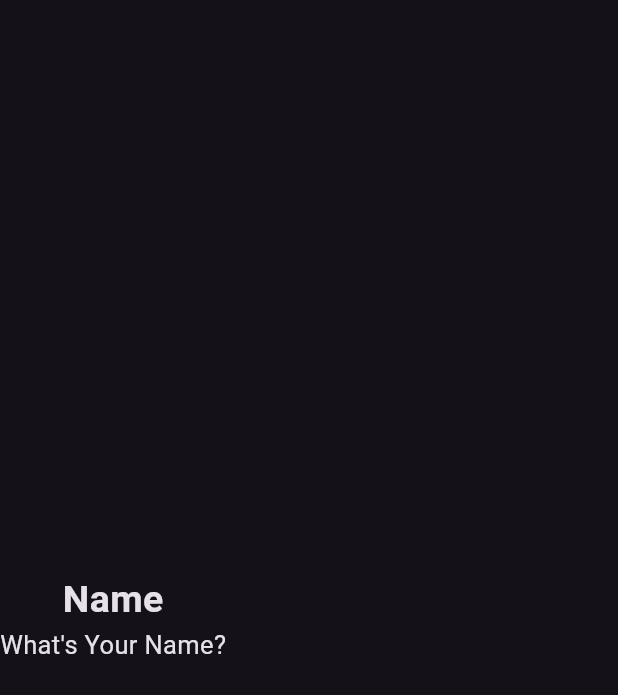
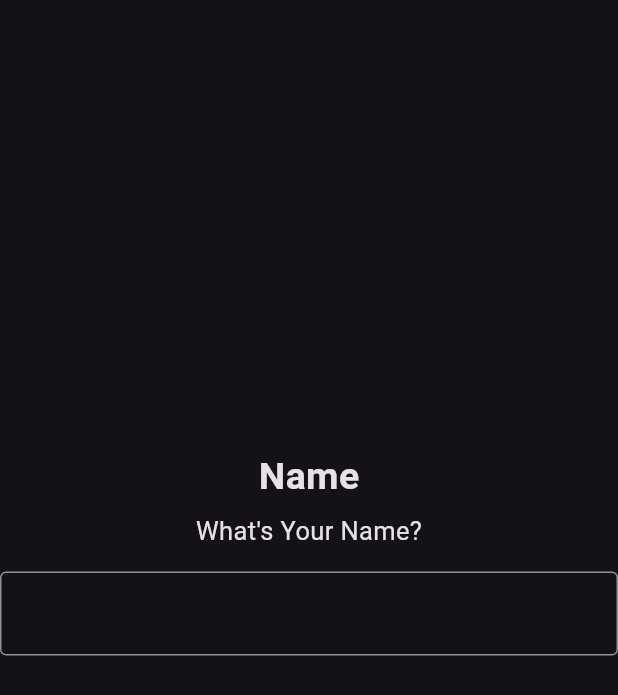
Before and after one commit to hamadadhg/business_card_app, a Flutter app: the screen it shows after launch, on a phone screen of 412 x 824 dp. Shown: the top 695 px of the screen. Run offline on Flutter 3.47's test engine with Material 3 defaults, Android fonts, the phone set to English and light mode, and no system bars.

Commit message:
custom text field widget

```diff
--- a/lib/view/home_view.dart
+++ b/lib/view/home_view.dart
@@ -114,6 +114,7 @@ class _HomeViewState extends State<HomeView> {
   }
 }
 */
+import 'package:business_card_app/widgets/text_widget/custom_text_field_widget.dart';
 import 'package:business_card_app/widgets/text_widget/custom_text_widget.dart';
 import 'package:flutter/material.dart';
 
@@ -124,17 +125,26 @@ class HomeView extends StatelessWidget {
   Widget build(BuildContext context) {
     return const Scaffold(
       body: Column(
-        mainAxisAlignment: MainAxisAlignment.center,
         children: [
+          SizedBox(
+            height: 300,
+          ),
           CustomTextWidget(
             text: 'Name',
             fontSize: 25,
             fontWeight: FontWeight.bold,
           ),
+          SizedBox(
+            height: 6,
+          ),
           CustomTextWidget(
             text: 'What\'s Your Name?',
             fontSize: 17,
           ),
+          SizedBox(
+            height: 15,
+          ),
+          CustomTextFieldWidget(),
         ],
       ),
     );
--- /dev/null
+++ b/lib/widgets/text_widget/custom_text_field_widget.dart
@@ -0,0 +1,14 @@
+import 'package:flutter/material.dart';
+
+class CustomTextFieldWidget extends StatelessWidget {
+  const CustomTextFieldWidget({super.key});
+
+  @override
+  Widget build(BuildContext context) {
+    return const TextField(
+      decoration: InputDecoration(
+        border: OutlineInputBorder(),
+      ),
+    );
+  }
+}
```
